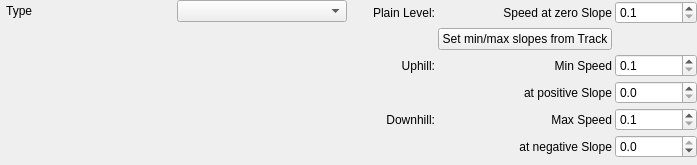
Maproom/qmapshack, file src/qmapshack/gis/trk/filter/IFilterSpeedCycle.ui: the form before one commit.
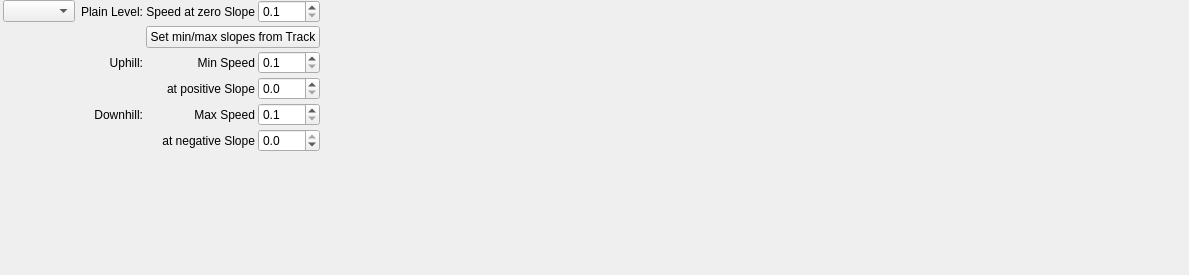
The form after the commit.

Commit message: Rearrange widgets in IFilterSpeedCycle.ui for small screen resolution

```diff
--- a/src/qmapshack/gis/trk/filter/IFilterSpeedCycle.ui
+++ b/src/qmapshack/gis/trk/filter/IFilterSpeedCycle.ui
@@ -6,8 +6,8 @@
    <rect>
     <x>0</x>
     <y>0</y>
-    <width>697</width>
-    <height>165</height>
+    <width>1189</width>
+    <height>275</height>
    </rect>
   </property>
   <property name="sizePolicy">
@@ -41,32 +41,15 @@
    <property name="spacing">
     <number>3</number>
    </property>
-   <item row="0" column="0">
+   <item row="1" column="0">
     <layout class="QHBoxLayout" name="horizontalLayout_3">
      <property name="spacing">
       <number>6</number>
      </property>
      <item>
-      <layout class="QVBoxLayout" name="verticalLayout_8">
-       <property name="spacing">
-        <number>3</number>
-       </property>
+      <layout class="QVBoxLayout" name="verticalLayout">
        <item>
-        <layout class="QHBoxLayout" name="horizontalLayout_4">
-         <item>
-          <widget class="QLabel" name="label_3">
-           <property name="text">
-            <string> Type</string>
-           </property>
-           <property name="alignment">
-            <set>Qt::AlignLeading|Qt::AlignLeft|Qt::AlignVCenter</set>
-           </property>
-          </widget>
-         </item>
-         <item>
-          <widget class="QComboBox" name="comboCyclingType"/>
-         </item>
-        </layout>
+        <widget class="QComboBox" name="comboCyclingType"/>
        </item>
        <item>
         <spacer name="verticalSpacer_4">
@@ -85,12 +68,6 @@
      </item>
      <item>
       <widget class="QFrame" name="frameCycling">
-       <property name="minimumSize">
-        <size>
-         <width>0</width>
-         <height>86</height>
-        </size>
-       </property>
        <property name="frameShape">
         <enum>QFrame::NoFrame</enum>
        </property>
@@ -116,27 +93,7 @@
         <property name="spacing">
          <number>3</number>
         </property>
-        <item row="5" column="1">
-         <widget class="QLabel" name="label_6">
-          <property name="text">
-           <string>Max Speed</string>
-          </property>
-          <property name="alignment">
-           <set>Qt::AlignRight|Qt::AlignTrailing|Qt::AlignVCenter</set>
-          </property>
-         </widget>
-        </item>
-        <item row="1" column="1">
-         <widget class="QLabel" name="label_10">
-          <property name="text">
-           <string>Speed at zero Slope</string>
-          </property>
-          <property name="alignment">
-           <set>Qt::AlignRight|Qt::AlignTrailing|Qt::AlignVCenter</set>
-          </property>
-         </widget>
-        </item>
-        <item row="6" column="2">
+        <item row="6" column="3">
          <widget class="QDoubleSpinBox" name="spinSlopeAtMaxSpeed">
           <property name="suffix">
            <string/>
@@ -155,27 +112,7 @@
           </property>
          </widget>
         </item>
-        <item row="3" column="0">
-         <widget class="QLabel" name="label_8">
-          <property name="text">
-           <string>Uphill:</string>
-          </property>
-          <property name="alignment">
-           <set>Qt::AlignRight|Qt::AlignTrailing|Qt::AlignVCenter</set>
-          </property>
-         </widget>
-        </item>
-        <item row="4" column="1">
-         <widget class="QLabel" name="label_5">
-          <property name="text">
-           <string>at positive Slope</string>
-          </property>
-          <property name="alignment">
-           <set>Qt::AlignRight|Qt::AlignTrailing|Qt::AlignVCenter</set>
-          </property>
-         </widget>
-        </item>
-        <item row="4" column="2">
+        <item row="4" column="3">
          <widget class="QDoubleSpinBox" name="spinSlopeAtMinSpeed">
           <property name="suffix">
            <string/>
@@ -191,7 +128,17 @@
           </property>
          </widget>
         </item>
-        <item row="5" column="2">
+        <item row="5" column="1">
+         <widget class="QLabel" name="label_9">
+          <property name="text">
+           <string>Downhill:</string>
+          </property>
+          <property name="alignment">
+           <set>Qt::AlignRight|Qt::AlignTrailing|Qt::AlignVCenter</set>
+          </property>
+         </widget>
+        </item>
+        <item row="5" column="3">
          <widget class="QDoubleSpinBox" name="spinMaxSpeed">
           <property name="suffix">
            <string/>
@@ -213,7 +160,30 @@
           </property>
          </widget>
         </item>
-        <item row="1" column="0">
+        <item row="4" column="2">
+         <widget class="QLabel" name="label_5">
+          <property name="text">
+           <string>at positive Slope</string>
+          </property>
+          <property name="alignment">
+           <set>Qt::AlignRight|Qt::AlignTrailing|Qt::AlignVCenter</set>
+          </property>
+         </widget>
+        </item>
+        <item row="4" column="4">
+         <spacer name="horizontalSpacer">
+          <property name="orientation">
+           <enum>Qt::Horizontal</enum>
+          </property>
+          <property name="sizeHint" stdset="0">
+           <size>
+            <width>40</width>
+            <height>20</height>
+           </size>
+          </property>
+         </spacer>
+        </item>
+        <item row="1" column="1">
          <widget class="QLabel" name="label_11">
           <property name="text">
            <string>Plain Level:</string>
@@ -223,49 +193,7 @@
           </property>
          </widget>
         </item>
-        <item row="5" column="0">
-         <widget class="QLabel" name="label_9">
-          <property name="text">
-           <string>Downhill:</string>
-          </property>
-          <property name="alignment">
-           <set>Qt::AlignRight|Qt::AlignTrailing|Qt::AlignVCenter</set>
-          </property>
-         </widget>
-        </item>
-        <item row="3" column="2">
-         <widget class="QDoubleSpinBox" name="spinMinSpeed">
-          <property name="suffix">
-           <string/>
-          </property>
-          <property name="decimals">
-           <number>1</number>
-          </property>
-          <property name="minimum">
-           <double>0.100000000000000</double>
-          </property>
-          <property name="maximum">
-           <double>100.000000000000000</double>
-          </property>
-          <property name="singleStep">
-           <double>0.100000000000000</double>
-          </property>
-          <property name="value">
-           <double>0.100000000000000</double>
-          </property>
-         </widget>
-        </item>
-        <item row="3" column="1">
-         <widget class="QLabel" name="label_4">
-          <property name="text">
-           <string>Min Speed</string>
-          </property>
-          <property name="alignment">
-           <set>Qt::AlignRight|Qt::AlignTrailing|Qt::AlignVCenter</set>
-          </property>
-         </widget>
-        </item>
-        <item row="1" column="2">
+        <item row="1" column="3">
          <widget class="QDoubleSpinBox" name="spinPlainSpeed">
           <property name="suffix">
            <string/>
@@ -287,17 +215,7 @@
           </property>
          </widget>
         </item>
-        <item row="6" column="1">
-         <widget class="QLabel" name="label_7">
-          <property name="text">
-           <string>at negative Slope</string>
-          </property>
-          <property name="alignment">
-           <set>Qt::AlignRight|Qt::AlignTrailing|Qt::AlignVCenter</set>
-          </property>
-         </widget>
-        </item>
-        <item row="2" column="1">
+        <item row="2" column="2" colspan="2">
          <widget class="QPushButton" name="pushSetMinMaxSlope">
           <property name="toolTip">
            <string>User defined positive and negative slope values will be replaced by the minimum and maximum slope values from the track.</string>
@@ -307,6 +225,91 @@
           </property>
          </widget>
         </item>
+        <item row="6" column="2">
+         <widget class="QLabel" name="label_7">
+          <property name="text">
+           <string>at negative Slope</string>
+          </property>
+          <property name="alignment">
+           <set>Qt::AlignRight|Qt::AlignTrailing|Qt::AlignVCenter</set>
+          </property>
+         </widget>
+        </item>
+        <item row="5" column="2">
+         <widget class="QLabel" name="label_6">
+          <property name="text">
+           <string>Max Speed</string>
+          </property>
+          <property name="alignment">
+           <set>Qt::AlignRight|Qt::AlignTrailing|Qt::AlignVCenter</set>
+          </property>
+         </widget>
+        </item>
+        <item row="3" column="3">
+         <widget class="QDoubleSpinBox" name="spinMinSpeed">
+          <property name="suffix">
+           <string/>
+          </property>
+          <property name="decimals">
+           <number>1</number>
+          </property>
+          <property name="minimum">
+           <double>0.100000000000000</double>
+          </property>
+          <property name="maximum">
+           <double>100.000000000000000</double>
+          </property>
+          <property name="singleStep">
+           <double>0.100000000000000</double>
+          </property>
+          <property name="value">
+           <double>0.100000000000000</double>
+          </property>
+         </widget>
+        </item>
+        <item row="3" column="2">
+         <widget class="QLabel" name="label_4">
+          <property name="text">
+           <string>Min Speed</string>
+          </property>
+          <property name="alignment">
+           <set>Qt::AlignRight|Qt::AlignTrailing|Qt::AlignVCenter</set>
+          </property>
+         </widget>
+        </item>
+        <item row="3" column="1">
+         <widget class="QLabel" name="label_8">
+          <property name="text">
+           <string>Uphill:</string>
+          </property>
+          <property name="alignment">
+           <set>Qt::AlignRight|Qt::AlignTrailing|Qt::AlignVCenter</set>
+          </property>
+         </widget>
+        </item>
+        <item row="1" column="2">
+         <widget class="QLabel" name="label_10">
+          <property name="text">
+           <string>Speed at zero Slope</string>
+          </property>
+          <property name="alignment">
+           <set>Qt::AlignRight|Qt::AlignTrailing|Qt::AlignVCenter</set>
+          </property>
+         </widget>
+        </item>
+        <item row="7" column="3">
+         <spacer name="verticalSpacer">
+          <property name="orientation">
+           <enum>Qt::Vertical</enum>
+          </property>
+          <property name="sizeHint" stdset="0">
+           <size>
+            <width>20</width>
+            <height>40</height>
+           </size>
+          </property>
+         </spacer>
+        </item>
        </layout>
       </widget>
      </item>
```
Left out of the diff: 3 changed lines with no effect on the pictures. The commit also changes 2 other files.
